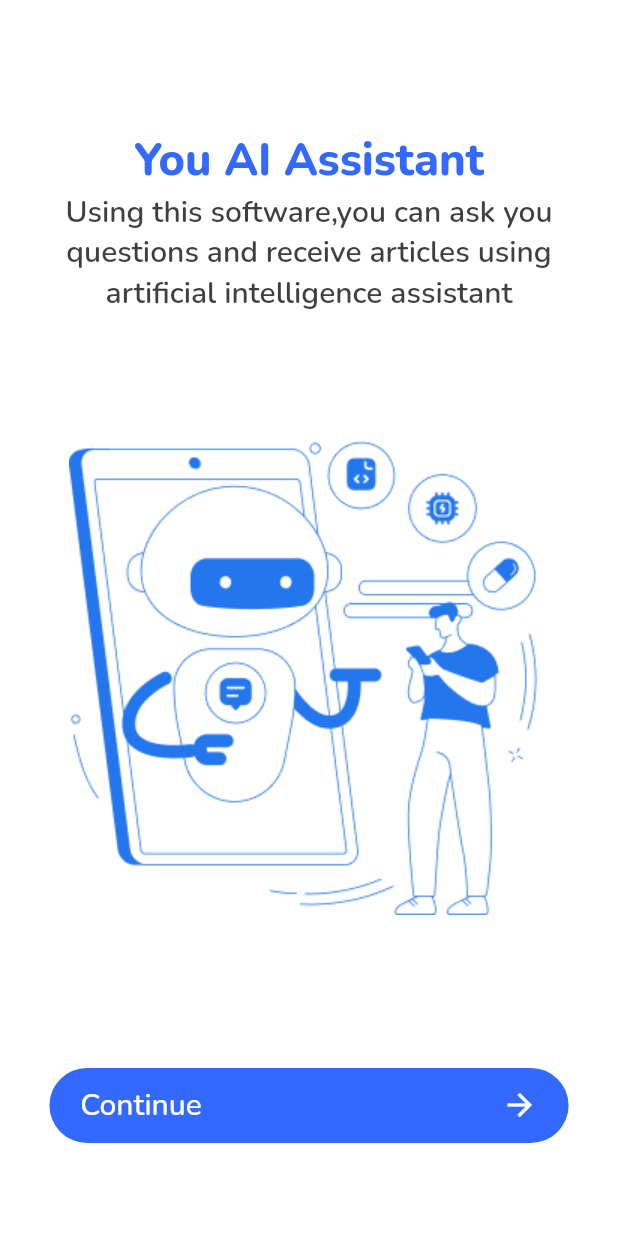
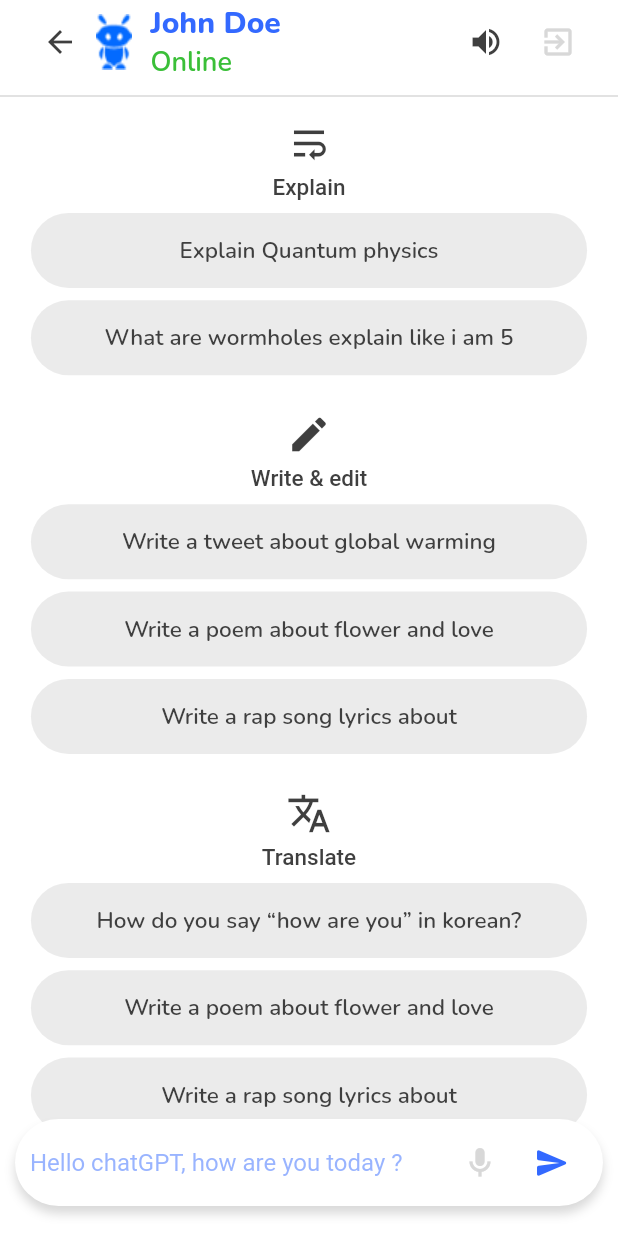
Before and after one commit to mafzaldev/flutter-chatgpt-ui, a Flutter app: the screen it shows after launch, on a phone screen of 412 x 824 dp. Run offline on Flutter 3.47's test engine with Material 2 defaults, Android fonts, the phone set to English and light mode, and no system bars; our stand-ins replace google_fonts.

Commit message:
added chat screen with getting started tips

```diff
--- a/lib/main.dart
+++ b/lib/main.dart
@@ -1,4 +1,4 @@
-import 'package:chatgpt_app_ui/screens/onboarding_screen.dart';
+import 'package:chatgpt_app_ui/screens/chat_screen.dart';
 import 'package:flutter/material.dart';
 
 void main() {
@@ -15,7 +15,7 @@ class MyApp extends StatelessWidget {
       theme: ThemeData(
         primarySwatch: Colors.blue,
       ),
-      home: const SafeArea(child: OnBoarding()),
+      home: const SafeArea(child: Chat()),
     );
   }
 }
--- /dev/null
+++ b/lib/screens/chat_screen.dart
@@ -0,0 +1,117 @@
+import 'package:chatgpt_app_ui/utils/app_styles.dart';
+import 'package:chatgpt_app_ui/utils/responsive.dart';
+import 'package:flutter/material.dart';
+
+import '../widgets/getting_started_tip.dart';
+import '../widgets/icon_with_text.dart';
+import '../widgets/input_field.dart';
+
+class Chat extends StatelessWidget {
+  const Chat({super.key});
+
+  @override
+  Widget build(BuildContext context) {
+    SizeConfig().init(context);
+    return Scaffold(
+      backgroundColor: cWhite,
+      appBar: _buildChatScreenAppBar(),
+      body: Stack(children: [
+        SizedBox(height: SizeConfig.horizontalBlockSize! * 2),
+        const Divider(
+          color: cGrey,
+          thickness: 1,
+        ),
+        Padding(
+          padding: EdgeInsets.symmetric(
+              horizontal: SizeConfig.horizontalBlockSize! * 5),
+          //main content goes here
+
+          child: ListView(
+            children: [
+              SizedBox(
+                height: SizeConfig.horizontalBlockSize! * 6,
+              ),
+              Column(
+                children: const [
+                  IconWithText(icon: Icons.wrap_text, text: "Explain"),
+                  GettingStartedTip(text: 'Explain Quantum physics'),
+                  GettingStartedTip(
+                      text: 'What are wormholes explain like i am 5'),
+                ],
+              ),
+              SizedBox(
+                height: SizeConfig.horizontalBlockSize! * 6,
+              ),
+              Column(
+                children: const [
+                  IconWithText(icon: Icons.edit, text: "Write & edit"),
+                  GettingStartedTip(text: 'Write a tweet about global warming'),
+                  GettingStartedTip(text: 'Write a poem about flower and love'),
+                  GettingStartedTip(text: 'Write a rap song lyrics about'),
+                ],
+              ),
+              SizedBox(
+                height: SizeConfig.horizontalBlockSize! * 6,
+              ),
+              Column(
+                children: const [
+                  IconWithText(icon: Icons.translate, text: "Translate"),
+                  GettingStartedTip(
+                      text: 'How do you say “how are you” in korean?'),
+                  GettingStartedTip(text: 'Write a poem about flower and love'),
+                  GettingStartedTip(text: 'Write a rap song lyrics about'),
+                ],
+              )
+            ],
+          ),
+        ),
+        const InputField()
+      ]),
+    );
+  }
+
+  AppBar _buildChatScreenAppBar() {
+    return AppBar(
+      elevation: 0,
+      backgroundColor: cWhite,
+      title: Row(
+          mainAxisAlignment: MainAxisAlignment.center,
+          crossAxisAlignment: CrossAxisAlignment.center,
+          children: [
+            IconButton(
+                onPressed: () {},
+                icon: const Icon(
+                  Icons.arrow_back,
+                  color: cBlack,
+                )),
+            Image.asset('assets/avatar.png'),
+            SizedBox(width: SizeConfig.horizontalBlockSize! * 3),
+            Column(crossAxisAlignment: CrossAxisAlignment.start, children: [
+              Text('John Doe',
+                  style: cBold.copyWith(
+                    color: cPrimaryBlue,
+                    fontSize: 20,
+                  )),
+              Text('Online',
+                  style: cSemiBold.copyWith(
+                    color: cGreen,
+                    fontSize: 18,
+                  )),
+            ]),
+            const Spacer(),
+            IconButton(
+                onPressed: () {},
+                icon: const Icon(
+                  Icons.volume_up,
+                  color: cBlack,
+                )),
+            IconButton(
+                onPressed: () {},
+                icon: const Icon(
+                  Icons.exit_to_app,
+                  color: cGrey,
+                )),
+          ]),
+    );
+  }
+}
--- a/lib/utils/app_styles.dart
+++ b/lib/utils/app_styles.dart
@@ -3,8 +3,9 @@ import 'package:google_fonts/google_fonts.dart';
 
 const Color cPrimaryBlue = Color(0xff3369ff);
 const Color cWhite = Color(0xFFFFFFFF);
-const Color cGrey = Color(0xfff4f4f4);
+const Color cGrey = Color.fromARGB(255, 216, 216, 216);
 const Color cBlack = Color(0xff3f3f3f);
+const Color cGreen = Color(0xff3abf38);
 
 final cRegular = GoogleFonts.nunito(
   fontWeight: FontWeight.w500,
--- /dev/null
+++ b/lib/widgets/getting_started_tip.dart
@@ -0,0 +1,37 @@
+import 'package:flutter/material.dart';
+
+import '../utils/app_styles.dart';
+import '../utils/responsive.dart';
+
+class GettingStartedTip extends StatelessWidget {
+  const GettingStartedTip({
+    Key? key,
+    required this.text,
+  }) : super(key: key);
+
+  final String text;
+
+  @override
+  Widget build(BuildContext context) {
+    SizeConfig().init(context);
+
+    return Container(
+      margin: EdgeInsets.only(top: SizeConfig.verticalBlockSize! * 1),
+      height: 50,
+      width: double.infinity,
+      decoration: BoxDecoration(
+        borderRadius: BorderRadius.circular(30),
+        color: cGrey.withOpacity(0.5),
+      ),
+      child: Center(
+        child: Text(
+          text,
+          style: cSemiBold.copyWith(
+            color: cBlack,
+            fontSize: 15,
+          ),
+        ),
+      ),
+    );
+  }
+}
--- /dev/null
+++ b/lib/widgets/icon_with_text.dart
@@ -0,0 +1,30 @@
+import 'package:chatgpt_app_ui/utils/app_styles.dart';
+import 'package:flutter/material.dart ';
+
+class IconWithText extends StatelessWidget {
+  final String text;
+  final IconData icon;
+  const IconWithText({super.key, required this.text, required this.icon});
+
+  @override
+  Widget build(BuildContext context) {
+    return Column(
+      children: [
+        Icon(
+          icon,
+          color: cBlack,
+          size: 30,
+        ),
+        const SizedBox(height: 5),
+        Text(
+          text,
+          style: const TextStyle(
+            color: cBlack,
+            fontSize: 15,
+            fontWeight: FontWeight.w500,
+          ),
+        ),
+      ],
+    );
+  }
+}
--- /dev/null
+++ b/lib/widgets/input_field.dart
@@ -0,0 +1,56 @@
+import 'package:flutter/material.dart';
+import '../utils/app_styles.dart';
+
+class InputField extends StatelessWidget {
+  const InputField({
+    Key? key,
+  }) : super(key: key);
+
+  @override
+  Widget build(BuildContext context) {
+    return Align(
+      alignment: Alignment.bottomCenter,
+      child: Container(
+        margin: const EdgeInsets.only(bottom: 20, right: 10, left: 10),
+        padding: const EdgeInsets.symmetric(horizontal: 10, vertical: 5),
+        decoration: BoxDecoration(
+          color: cWhite,
+          boxShadow: const [
+            BoxShadow(
+              color: cGrey,
+              offset: Offset(0, 5),
+              blurRadius: 5.0,
+              spreadRadius: 0.0,
+            )
+          ],
+          borderRadius: BorderRadius.circular(30),
+        ),
+        child: Row(
+          children: [
+            Expanded(
+              child: TextField(
+                decoration: InputDecoration(
+                    hintText: "Hello chatGPT, how are you today ?",
+                    hintStyle: TextStyle(color: cPrimaryBlue.withOpacity(0.5)),
+                    border: InputBorder.none),
+              ),
+            ),
+            // const Spacer(),
+            IconButton(
+                onPressed: () {},
+                icon: const Icon(
+                  Icons.mic_outlined,
+                  color: cGrey,
+                )),
+            IconButton(
+                onPressed: () {},
+                icon: const Icon(
+                  Icons.send_rounded,
+                  color: cPrimaryBlue,
+                )),
+          ],
+        ),
+      ),
+    );
+  }
+}
--- a/lib/widgets/onboarding_button.dart
+++ b/lib/widgets/onboarding_button.dart
@@ -9,7 +9,10 @@ class OnBoardingButton extends StatelessWidget {
   Widget build(BuildContext context) {
     SizeConfig().init(context);
     return InkWell(
-      onTap: () {},
+      onTap: () {
+        //   Navigator.pushReplacement(
+        //       context, MaterialPageRoute(builder: (context) => const OnBoarding()));
+      },
       child: Container(
         height: 50,
         width: double.infinity,
```
Also changed, not shown: assets/avatar.png (added).
